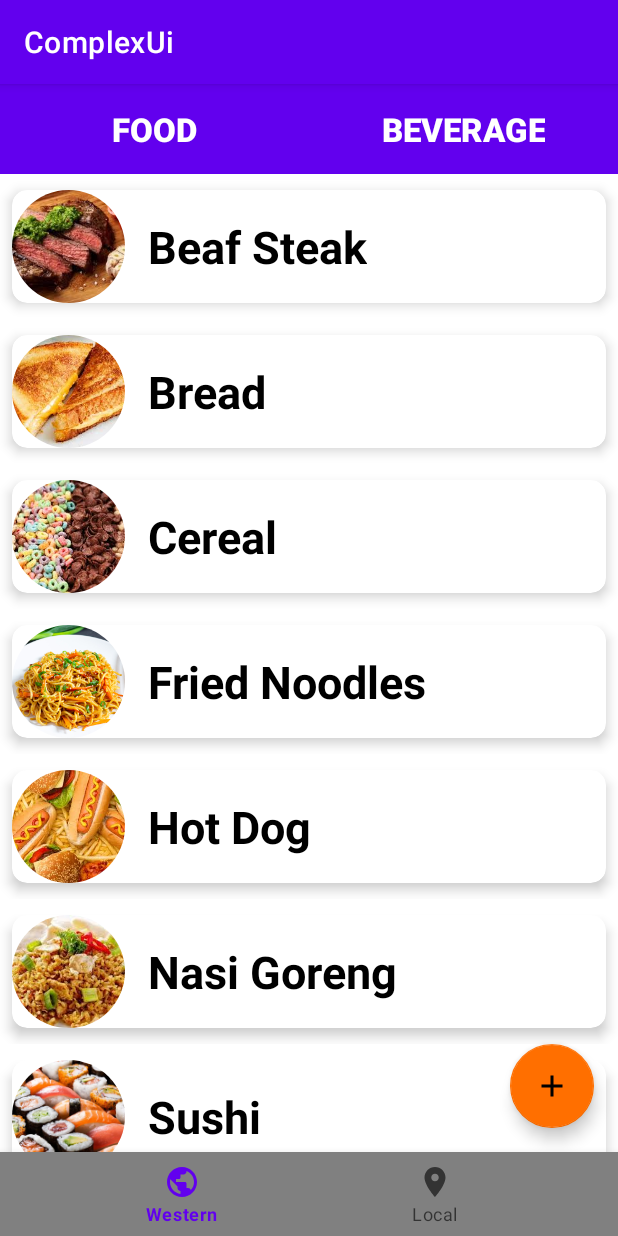
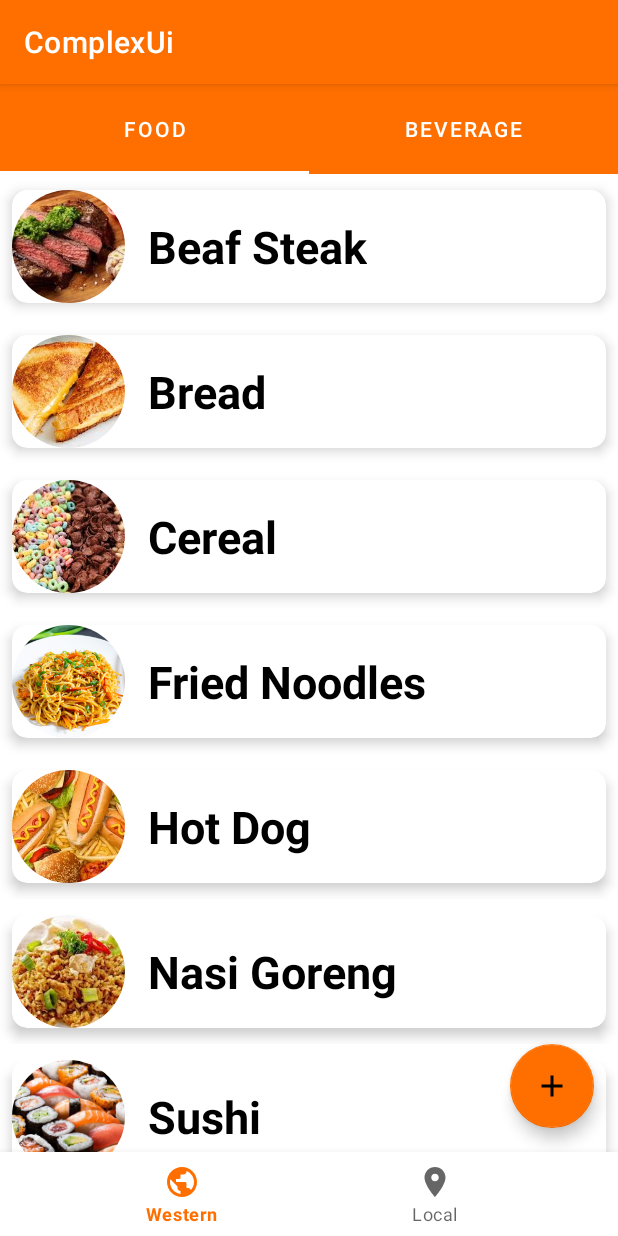
Before and after one commit to mubassyir/complexUi, an Android app: the MainActivity screen opened directly, with no data from a screen before it, on a phone screen of 412 x 824 dp. Run offline under Robolectric (Android 15) with nearby library versions, the phone set to English and light mode, and no system bars; our stand-ins replace CircleImageView, navigation-ui.

Commit message:
finishing UI

```diff
--- a/app/src/main/AndroidManifest.xml
+++ b/app/src/main/AndroidManifest.xml
@@ -9,7 +9,8 @@
         android:roundIcon="@mipmap/ic_launcher_round"
         android:supportsRtl="true"
         android:theme="@style/Theme.ComplexUi">
-        <activity android:name=".NewBeverageActivity"></activity>
+        <activity android:name=".NewFoodActivity"></activity>
+        <activity android:name=".NewBeverageActivity" />
         <activity android:name=".NewFoodActivty" />
         <activity
             android:name=".on_boarding.OnBoardingActivity"
--- a/app/src/main/java/com/mubassyir/complexui/model/Food.kt
+++ b/app/src/main/java/com/mubassyir/complexui/model/Food.kt
@@ -1,6 +1,4 @@
 package com.mubassyir.complexui.model
-
-import android.widget.ImageView
 
 data class Food (
     var picture:Int=0,
--- a/app/src/main/java/com/mubassyir/complexui/on_boarding/OnBoardingActivity.kt
+++ b/app/src/main/java/com/mubassyir/complexui/on_boarding/OnBoardingActivity.kt
@@ -13,12 +13,13 @@ import com.mubassyir.complexui.databinding.ActivityOnBoardingBinding
 
 class OnBoardingActivity : AppCompatActivity() {
 
+    private lateinit var binding: ActivityOnBoardingBinding
+
     private var onBoardingPageChangeCallback = object : ViewPager2.OnPageChangeCallback() {
         override fun onPageSelected(position: Int) {
             updateCircleMarker(binding, position)
         }
     }
-    private lateinit var binding: ActivityOnBoardingBinding
 
     override fun onCreate(savedInstanceState: Bundle?) {
         super.onCreate(savedInstanceState)
--- a/app/src/main/res/layout/activity_main.xml
+++ b/app/src/main/res/layout/activity_main.xml
@@ -10,7 +10,7 @@
         android:id="@+id/bottom_navigation_view"
         android:layout_width="match_parent"
         android:layout_height="wrap_content"
-        android:background="@color/light_brown"
+
         app:menu="@menu/bottom_menu"
         app:layout_constraintBottom_toBottomOf="parent"
         app:layout_constraintEnd_toEndOf="parent"
@@ -22,6 +22,7 @@
         android:layout_width="match_parent"
         android:layout_height="0dp"
         app:defaultNavHost="true"
+
         app:layout_constraintBottom_toTopOf="@id/bottom_navigation_view"
         app:layout_constraintEnd_toEndOf="parent"
         app:layout_constraintStart_toStartOf="parent"
--- a/app/src/main/res/layout/fragment_western.xml
+++ b/app/src/main/res/layout/fragment_western.xml
@@ -10,11 +10,9 @@
         app:tabGravity="fill"
         app:tabMode="fixed"
         app:tabMaxWidth="0dp"
-        android:background="@color/purple_500"
+        android:background="@color/amber_900"
+        app:tabIndicatorColor="@color/white"
         app:tabTextColor="@color/white"
-        app:tabSelectedTextColor="@color/white"
-        app:tabIndicatorHeight="5dp"
-        app:tabTextAppearance="@style/CustomTabText"
         android:layout_height="60dp" />
     <androidx.viewpager2.widget.ViewPager2
         android:id="@+id/viewpager"
--- a/app/src/main/res/values-night/themes.xml
+++ b/app/src/main/res/values-night/themes.xml
@@ -2,8 +2,8 @@
     <!-- Base application theme. -->
     <style name="Theme.ComplexUi" parent="Theme.MaterialComponents.DayNight.DarkActionBar">
         <!-- Primary brand color. -->
-        <item name="colorPrimary">@color/purple_200</item>
-        <item name="colorPrimaryVariant">@color/purple_700</item>
+        <item name="colorPrimary">@color/amber_400</item>
+        <item name="colorPrimaryVariant">@color/amber_700</item>
         <item name="colorOnPrimary">@color/black</item>
         <!-- Secondary brand color. -->
         <item name="colorSecondary">@color/teal_200</item>
--- a/app/src/main/res/values/colors.xml
+++ b/app/src/main/res/values/colors.xml
@@ -1,16 +1,19 @@
 <?xml version="1.0" encoding="utf-8"?>
 <resources>
-    <color name="purple_200">#FFBB86FC</color>
-    <color name="purple_500">#FF6200EE</color>
-    <color name="purple_700">#FF3700B3</color>
+
+    <color name="amber_400">#FFCA28</color>
+    <color name="amber_700">#FFA000</color>
+    <color name="amber_900">#FF6F00</color>
+
     <color name="teal_200">#FF03DAC5</color>
     <color name="teal_700">#FF018786</color>
     <color name="black">#FF000000</color>
     <color name="white">#FFFFFFFF</color>
     <color name="pink">	#FFC0CB</color>
 
-    <color name="amber_400">#FFCA28</color>
-    <color name="amber_900">#FF6F00</color>
+<!--    <color name="amber_400">#FFCA28</color>-->
+<!--    <color name="amber_700">#FFA000</color>-->
+<!--    <color name="amber_900">#FF6F00</color>-->
 
     <color name="light_brown">#808080</color>
 
--- a/app/src/main/res/values/strings.xml
+++ b/app/src/main/res/values/strings.xml
@@ -15,6 +15,7 @@
     <string name="cd_splash_screen">image for splash screen</string>
     <string name="lets_get_start">Lets get Start</string>
     <string name="skip">Skip</string>
+    <string name="food_name">Food Name</string>
 
     <string-array name="on_boarding_titles">
         <item>On Boarding Title 1</item>
--- a/app/src/main/res/values/themes.xml
+++ b/app/src/main/res/values/themes.xml
@@ -2,8 +2,8 @@
     <!-- Base application theme. -->
     <style name="Theme.ComplexUi" parent="Theme.MaterialComponents.DayNight.DarkActionBar">
         <!-- Primary brand color. -->
-        <item name="colorPrimary">@color/purple_500</item>
-        <item name="colorPrimaryVariant">@color/purple_700</item>
+        <item name="colorPrimary">@color/amber_900</item>
+        <item name="colorPrimaryVariant">@color/amber_700</item>
         <item name="colorOnPrimary">@color/white</item>
         <!-- Secondary brand color. -->
         <item name="colorSecondary">@color/teal_200</item>
@@ -14,10 +14,6 @@
         <!-- Customize your theme here. -->
     </style>
 
-    <style name="CustomTabText" parent="TextAppearance.Design.Tab">
-        <item name="android:textSize">22sp</item>
-        <item name="android:textStyle">bold</item>
-    </style>
 
     <style name="Theme.ComplexUi.NoActionBar">
         <item name="windowActionBar">false</item>
```
Also changed, not shown: app/src/main/java/com/mubassyir/complexui/NewFoodActivity.kt (added, +11 -0 lines), app/src/main/res/layout/activity_new_food.xml (added, +33 -0 lines).
